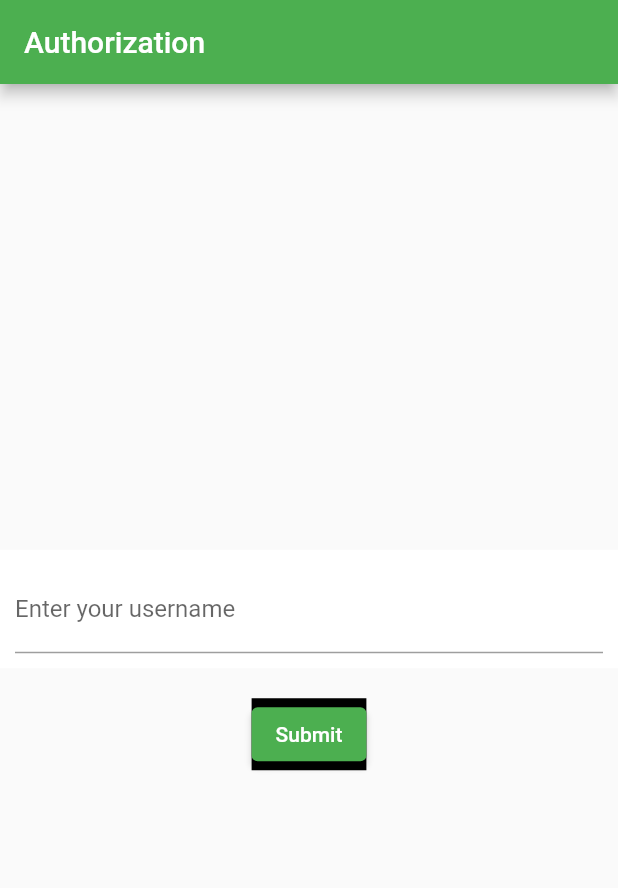
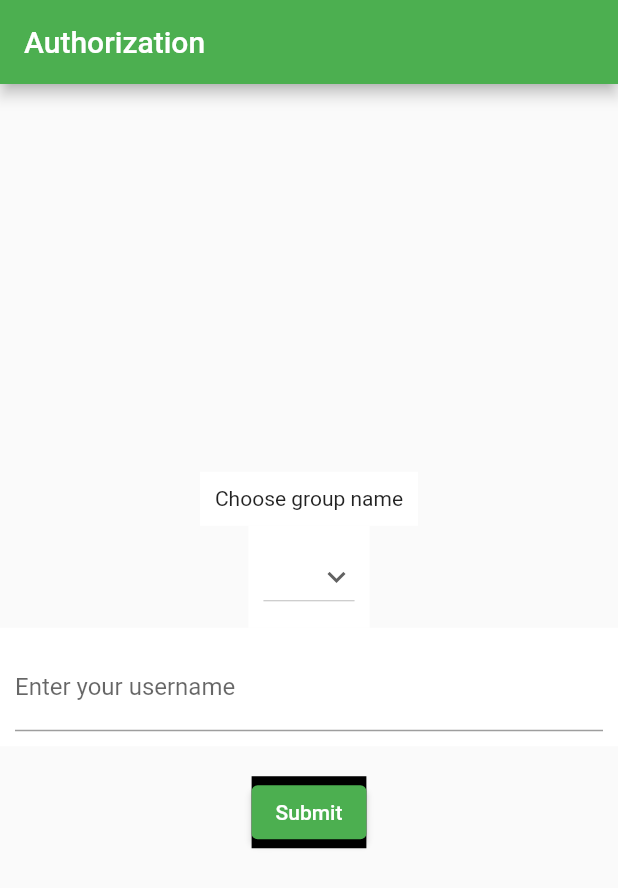
Before and after one commit to wantsomemore/mob-apps-lab1, a Flutter app: the screen it shows after launch, on a phone screen of 412 x 824 dp. Shown: the top 888 px of the screen. Run offline on Flutter 3.47's test engine with Material 2 defaults, Android fonts, the phone set to English and light mode, and no system bars.

Commit message:
Add lab 2

```diff
--- /dev/null
+++ b/lib/data/data.dart
@@ -0,0 +1,150 @@
+class Subjects {
+  Subjects(this.subjects);
+  Map<int, String> subjects;
+}
+
+class Schedule {
+  Schedule(Map<String, Map<int, String>> scheduleRaw) {
+    scheduleRaw.forEach((key, value) => dayToSubjects[key] = Subjects(value));
+  }
+  Map<String, Subjects> dayToSubjects = {};
+}
+
+class ScheduleData {
+  ScheduleData() {
+    groupToSchedule = {};
+    dataRaw.forEach((key, value) => groupToSchedule[key] = Schedule(value));
+  }
+
+  Map<String, Schedule> groupToSchedule = {};
+
+  List<String> getGroupsNames() {
+    return groupToSchedule.keys.toList();
+  }
+
+  Schedule getScheduleForGroup(String groupName) {
+    return groupToSchedule[groupName]!;
+  }
+
+  String getDayName(int dayIndex) {
+    switch (dayIndex) {
+      case 0:
+        return "Понеділок";
+      case 1:
+        return "Вівторок";
+      case 2:
+        return "Середа";
+      case 3:
+        return "Четвер";
+      case 4:
+        return "П'ятниця";
+      default:
+    }
+    return '';
+  }
+}
+
+Map<String, Map<String, Map<int, String>>> dataRaw = {
+  "KI-41": {
+    "Понеділок": {
+      3: 'Програмування',
+      4: 'Архітектура спеціалізованих комп`ютерних систем',
+      6: 'Історія України'
+    },
+    "Вівторок": {
+      1: 'Архітектура спеціалізованих комп`ютерних систем',
+      4: 'Діагностика комп`ютерних засобів'
+    },
+    "Середа": {
+      1: 'Фізкультура',
+      5: 'Діагностика комп`ютерних засобів',
+      6: 'Проектування комп`ютерних засобів обробки сигналів і зображень'
+    },
+    "Четвер": {
+      4: 'Проектування комп`ютерних засобів обробки сигналів і зображень',
+      5: 'Архітектура спеціалізованих комп`ютерних систем',
+      6: 'Програмування'
+    },
+    "П'ятниця": {
+      2: 'Діагностика комп`ютерних засобів',
+      3: 'Програмування',
+      4: 'Захись інформації'
+    },
+  },
+  "KI-42": {
+    "Понеділок": {
+      3: 'Комп`ютерні засоби опрацювання сигналів',
+      4: 'Технології проектування комп`ютерних систем',
+      6: 'Проектування комп`ютерних засобів обробки сигналів і зображень'
+    },
+    "Вівторок": {
+      1: 'Технології проектування комп`ютерних систем',
+      2: 'Архітектура спеціалізованих комп`ютерних систем',
+      3: 'Захист інформації в комп`ютерних системах'
+    },
+    "Середа": {
+      2: 'Архітектура спеціалізованих комп`ютерних систем',
+      4: 'Діагностика комп`ютерних засобів'
+    },
+    "Четвер": {
+      4: 'Проектування комп`ютерних засобів обробки сигналів і зображень',
+      5: 'Архітектура спеціалізованих комп`ютерних систем',
+      6: 'Програмування'
+    },
+    "П'ятниця": {
+      2: 'Діагностика комп`ютерних засобів',
+      3: 'Комп`ютерні засоби опрацювання сигналів',
+      4: 'Захист інформації в комп`ютерних системах'
+    },
+  },
+  "KI-43": {
+    "Понеділок": {
+      4: 'Проектування комп`ютерних засобів обробки сигналів і зображень',
+      5: 'Архітектура спеціалізованих комп`ютерних систем',
+      6: 'Програмування'
+    },
+    "Вівторок": {
+      1: 'Комп`ютерні засоби опрацювання сигналів',
+      4: 'Технології проектування комп`ютерних систем',
+      6: 'Проектування комп`ютерних засобів обробки сигналів і зображень'
+    },
+    "Середа": {
+      1: 'Технології проектування комп`ютерних систем',
+      2: 'Архітектура спеціалізованих комп`ютерних систем',
+      3: 'Захист інформації в комп`ютерних системах'
+    },
+    "Четвер": {
+      4: 'Технології проектування комп`ютерних систем',
+      5: 'Архітектура спеціалізованих комп`ютерних систем',
+    },
+    "П'ятниця": {
+      1: 'Проектування комп`ютерних засобів обробки сигналів і зображень',
+      2: 'Архітектура спеціалізованих комп`ютерних систем',
+      3: 'Програмування'
+    },
+  },
+  "KI-44": {
+    "Понеділок": {
+      2: 'Методи та засоби опрацювання сигналів і зображень',
+      4: 'Програмне забезпечення інтернету речей'
+    },
+    "Вівторок": {
+      1: 'Програмне забезпечення інтернету речей',
+      2: 'Мережні операційні системи',
+      3: 'Програмні технології мобільних обчислень'
+    },
+    "Середа": {
+      1: 'Методи та засоби опрацювання сигналів і зображень',
+      2: 'Програмне забезпечення інтернету речей'
+    },
+    "Четвер": {
+      3: 'Системне адміністрування комп`ютерних мереж',
+      4: 'Захист інформації в комп`ютерних системах',
+      6: 'Системне адміністрування комп`ютерних мереж',
+    },
+    "П'ятниця": {
+      1: 'Мережні операційні системи',
+      4: 'Захист інформації в комп`ютерних системах'
+    },
+  },
+};
--- a/lib/pages/login.dart
+++ b/lib/pages/login.dart
@@ -1,4 +1,5 @@
 import 'package:flutter/material.dart';
+import '../data/data.dart';
 
 class Login extends StatefulWidget {
   const Login({super.key, required this.title});
@@ -11,10 +12,23 @@ class Login extends StatefulWidget {
 
 class _LoginState extends State<Login> {
   String userName = '';
+  late List<String> groups;
+  String? selectedGroup;
+
+  _LoginState() {
+    ScheduleData scheduleData = ScheduleData();
+    groups = scheduleData.getGroupsNames();
+  }
 
   void handleUserForm(value) {
     setState(() {
       userName = value;
+    });
+  }
+
+  void handleDropdown(String? value) {
+    setState(() {
+      selectedGroup = value;
     });
   }
 
@@ -28,6 +42,26 @@ class _LoginState extends State<Login> {
         child: Column(
           mainAxisAlignment: MainAxisAlignment.center,
           children: <Widget>[
+            Container(
+                color: Colors.white,
+                padding: const EdgeInsets.all(10),
+                child: const Text('Choose group name')),
+            Container(
+                color: Colors.white,
+                padding: const EdgeInsets.all(10),
+                child: DropdownButton(
+                  items: groups
+                      .map((group) => DropdownMenuItem(
+                            value: group,
+                            child: Text(group),
+                          ))
+                      .toList(),
+                  value: selectedGroup,
+                  icon: const Icon(Icons.keyboard_arrow_down),
+                  onChanged: (value) {
+                    handleDropdown(value);
+                  },
+                )),
             Container(
               color: Colors.white,
               padding: const EdgeInsets.all(10),
@@ -45,8 +79,10 @@ class _LoginState extends State<Login> {
               color: Colors.black,
               child: ElevatedButton(
                 onPressed: () {
-                  Navigator.pushNamed(context, '/dashboard',
-                      arguments: {"userName": userName});
+                  Navigator.pushNamed(context, '/dashboard', arguments: {
+                    "userName": userName,
+                    "selectedGroup": selectedGroup
+                  });
                 },
                 child: const Text('Submit'),
               ),
```
Also changed, not shown: lib/pages/dashboard.dart (+33 -5 lines).
